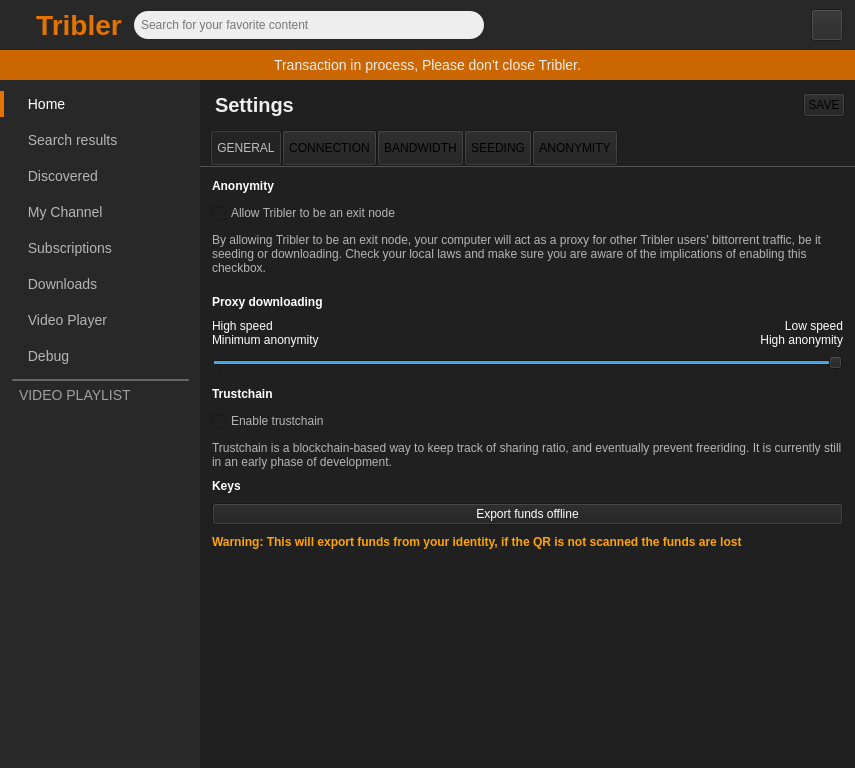
Old version of the form TriblerGUI/qt_resources/mainwindow.ui in the repository Tribler/tribler.
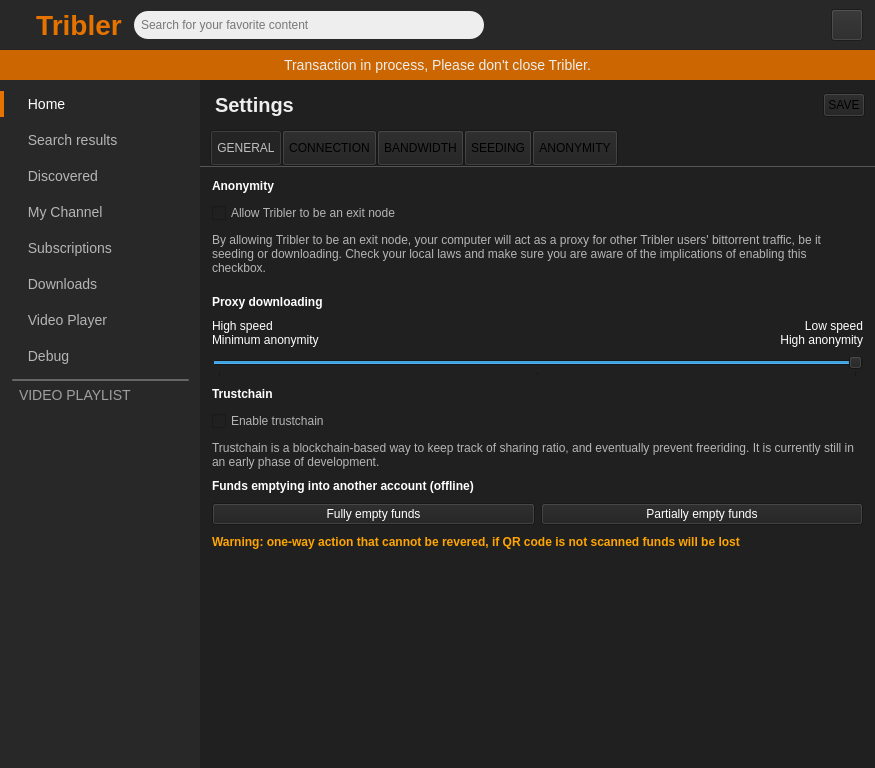
New version of the form. The open tabs and pages were chosen to show the change. Icons and pictures are not drawn. Custom widgets are drawn as their Qt base class.

Commit message: Added partial funds support and extra conformation screen and changed wording

The edit to the form file:
```diff
--- a/TriblerGUI/qt_resources/mainwindow.ui
+++ b/TriblerGUI/qt_resources/mainwindow.ui
@@ -6,7 +6,7 @@
    <rect>
     <x>0</x>
     <y>0</y>
-    <width>855</width>
+    <width>875</width>
     <height>768</height>
    </rect>
   </property>
@@ -6273,7 +6273,7 @@
 color: white;</string>
                 </property>
                 <property name="text">
-                 <string>Keys</string>
+                 <string>Funds emptying into another account (offline)</string>
                 </property>
                </widget>
               </item>
@@ -6285,7 +6285,17 @@
                    <string notr="true">color: white;</string>
                   </property>
                   <property name="text">
-                   <string>Export funds offline</string>
+                   <string>Fully empty funds</string>
+                  </property>
+                 </widget>
+                </item>
+                <item>
+                 <widget class="QPushButton" name="partially_empty_funds_button">
+                  <property name="styleSheet">
+                   <string notr="true">color: white;</string>
+                  </property>
+                  <property name="text">
+                   <string>Partially empty funds</string>
                   </property>
                  </widget>
                 </item>
@@ -6298,7 +6308,7 @@
 color: orange;</string>
                 </property>
                 <property name="text">
-                 <string>Warning: This will export funds from your identity, if the QR is not scanned the funds are lost</string>
+                 <string>Warning: one-way action that cannot be revered, if QR code is not scanned funds will be lost</string>
                 </property>
                </widget>
               </item>
```
Left out of the diff: 4 changed lines with no effect on the pictures. The commit also changes 1 other file.
